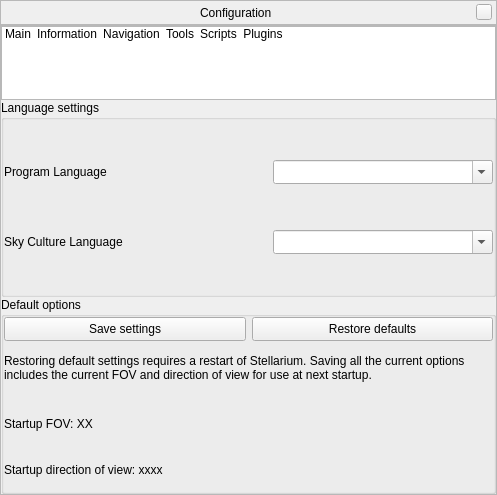
Qt form src/gui/configurationDialog.ui (519984307/stellarium_src) before a commit.
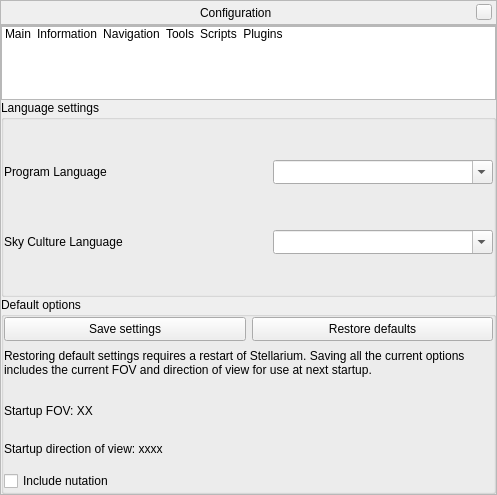
The same form after that commit. Icons and pictures are not drawn. Custom widgets are drawn as their Qt base class.

Commit message: Added nutation option to config GUI. (Not completely sure about placement, though.)

```diff
--- a/src/gui/configurationDialog.ui
+++ b/src/gui/configurationDialog.ui
@@ -389,6 +389,20 @@
                </property>
               </widget>
              </item>
+             <item>
+              <layout class="QVBoxLayout" name="VariousVerticalLayout">
+               <item>
+                <widget class="QCheckBox" name="nutationCheckBox">
+                 <property name="toolTip">
+                  <string>Nutation is a small wobble of Earth's axis, amounting to a few arcseconds.</string>
+                 </property>
+                 <property name="text">
+                  <string>Include nutation</string>
+                 </property>
+                </widget>
+               </item>
+              </layout>
+             </item>
             </layout>
            </widget>
           </item>
```
The commit also changes 1 other file.
